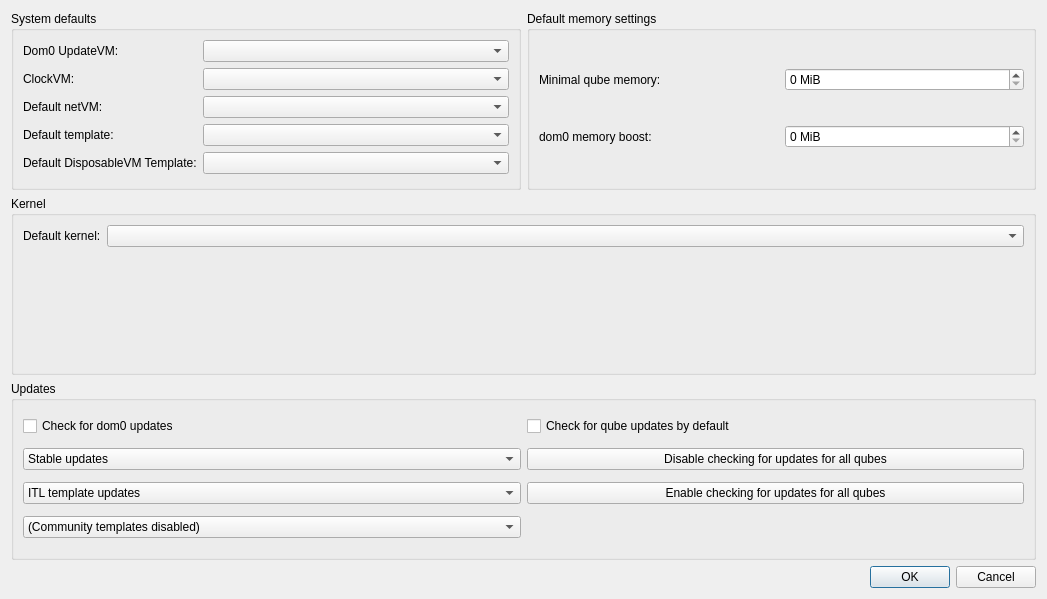
Before: the Qt Designer form ui/globalsettingsdlg.ui in QubesOS/qubes-manager, drawn with Qt 5.
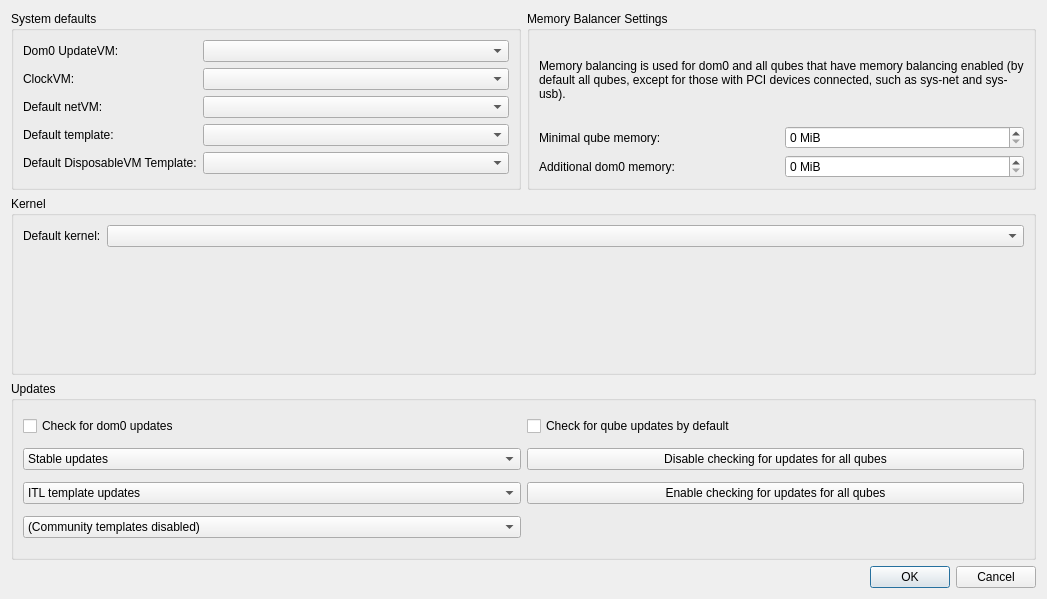
After: the same form once the commit is applied.

Commit message:
reworded memory balancing descriptions in Global Settings
Made it clear that it applies to memory _balancing_ not just memory.

fixes QubesOS/qubes-issues#5546

What changed in the file:
```diff
--- a/ui/globalsettingsdlg.ui
+++ b/ui/globalsettingsdlg.ui
@@ -120,10 +120,10 @@
       </size>
      </property>
      <property name="title">
-      <string>Default memory settings</string>
+      <string>Memory Balancer Settings</string>
      </property>
      <layout class="QGridLayout" name="gridLayout_2">
-      <item row="0" column="0">
+      <item row="2" column="0">
        <widget class="QLabel" name="label_6">
         <property name="enabled">
          <bool>true</bool>
@@ -133,7 +133,7 @@
         </property>
        </widget>
       </item>
-      <item row="0" column="1">
+      <item row="2" column="1">
        <widget class="QSpinBox" name="min_vm_mem">
         <property name="enabled">
          <bool>true</bool>
@@ -149,17 +149,7 @@
         </property>
        </widget>
       </item>
-      <item row="1" column="0">
-       <widget class="QLabel" name="label_7">
-        <property name="enabled">
-         <bool>true</bool>
-        </property>
-        <property name="text">
-         <string>dom0 memory boost:</string>
-        </property>
-       </widget>
-      </item>
-      <item row="1" column="1">
+      <item row="3" column="1">
        <widget class="QSpinBox" name="dom0_mem_boost">
         <property name="enabled">
          <bool>true</bool>
@@ -175,6 +165,29 @@
         </property>
        </widget>
       </item>
+      <item row="3" column="0">
+       <widget class="QLabel" name="label_7">
+        <property name="enabled">
+         <bool>true</bool>
+        </property>
+        <property name="toolTip">
+         <string>Additional memory allocated to dom0 by Qubes Memory Balancer.</string>
+        </property>
+        <property name="text">
+         <string>Additional dom0 memory:</string>
+        </property>
+       </widget>
+      </item>
+      <item row="1" column="0" colspan="2">
+       <widget class="QLabel" name="label_9">
+        <property name="text">
+         <string>Memory balancing is used for dom0 and all qubes that have memory balancing enabled (by default all qubes, except for those with PCI devices connected, such as sys-net and sys-usb).</string>
+        </property>
+        <property name="wordWrap">
+         <bool>true</bool>
+        </property>
+       </widget>
+      </item>
      </layout>
     </widget>
    </item>
```
Left out of the diff: 3 changed lines with no effect on the pictures.
